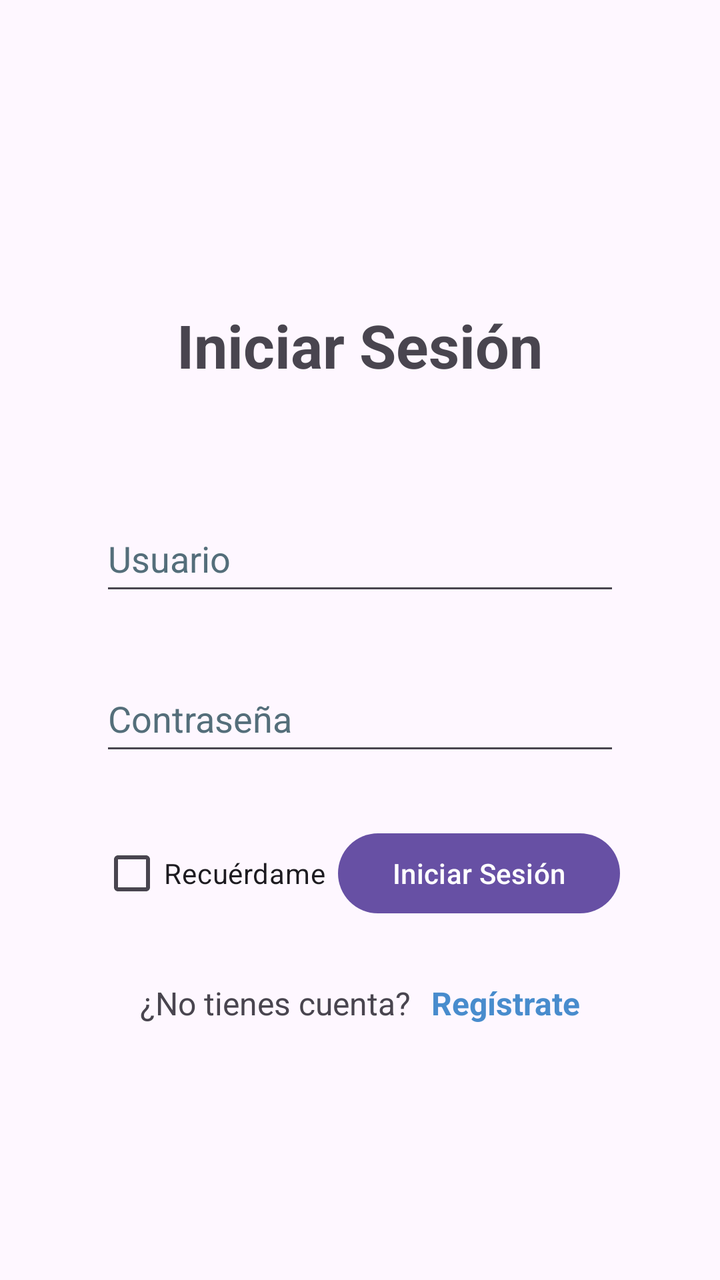
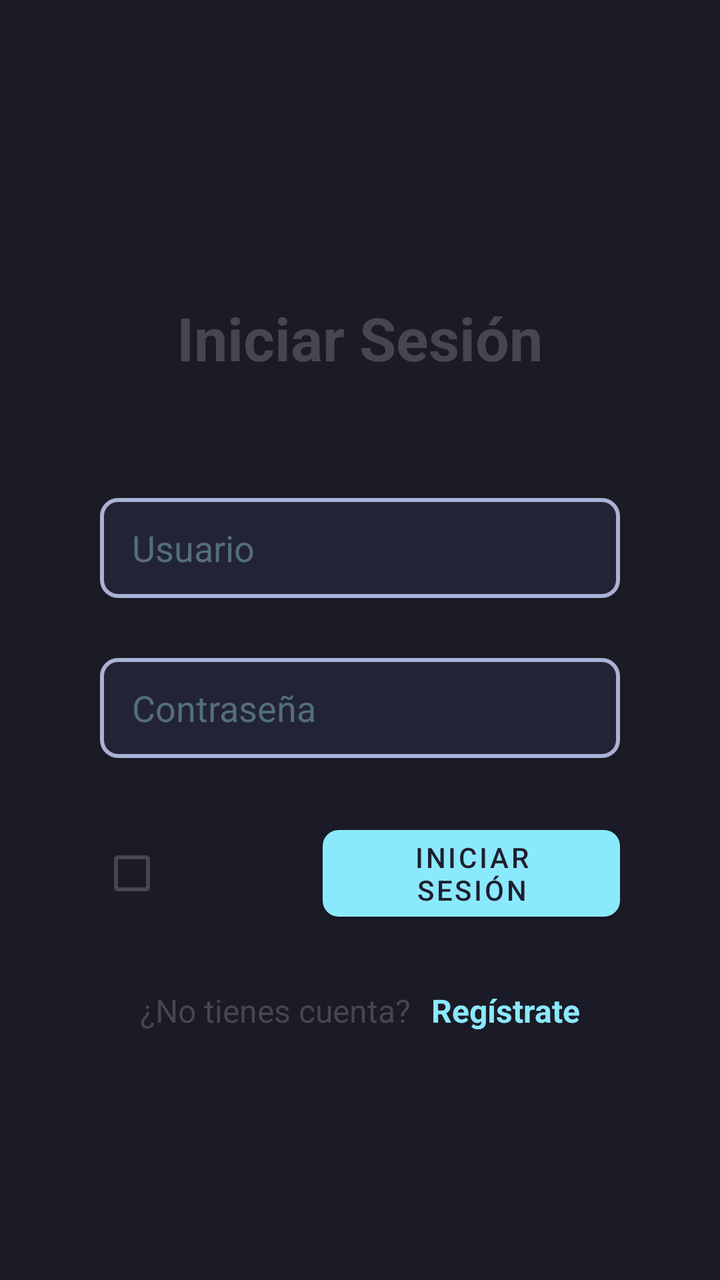

The first picture is an Android layout as it rendered before a commit; the second is the same layout after the commit. The layout source and the unified diff follow.
<!-- AndroidManifest.xml: application theme Theme.Chat -->
<!-- res/layout/fragment_log_in.xml -->
<?xml version="1.0" encoding="utf-8"?>
<LinearLayout xmlns:android="http://schemas.android.com/apk/res/android"
        xmlns:tools="http://schemas.android.com/tools"
        android:layout_width="match_parent"
        android:layout_height="match_parent"
        tools:context=".fragments.main.LogInFragment"
        android:gravity="center"
        android:orientation="vertical"
        android:padding="50dp">

    <TextView
            android:layout_marginTop="25dp"
            android:layout_width="wrap_content"
            android:layout_height="wrap_content"
            android:text="@string/iniciar_sesi_n"
            android:textStyle="bold"
            android:textSize="30sp"
            android:textAlignment="center"
            android:layout_marginBottom="60dp" />

    <EditText
            android:layout_width="match_parent"
            android:layout_height="50dp"
            android:autofillHints=""
            android:inputType="text"
            android:hint="@string/usuario"
            android:layout_marginBottom="30dp"
            android:id="@+id/etUsername"
            android:textColorHint="#546E7A" />

    <EditText
            android:layout_width="match_parent"
            android:layout_height="50dp"
            android:layout_marginBottom="30dp"
            android:autofillHints=""
            android:inputType="textPassword"
            android:hint="@string/contrase_a"
            android:id="@+id/etPwd"
            android:textColorHint="#546E7A" />

    <LinearLayout
            android:layout_width="match_parent"
            android:layout_height="wrap_content"
            android:orientation="horizontal"
            android:gravity="center"
            android:layout_marginBottom="30dp">

        <CheckBox
                android:layout_width="wrap_content"
                android:layout_height="wrap_content"
                android:text="@string/recu_rdame"
                android:layout_weight="1"
                android:id="@+id/ckbxRememberMe"/>

        <Button
                android:text="@string/iniciar_sesi_n"
                android:layout_width="wrap_content"
                android:layout_height="wrap_content"
                android:id="@+id/btnLogin"
                tools:ignore="DuplicateSpeakableTextCheck"
                android:layout_weight="1" />
    </LinearLayout>

    <LinearLayout
            android:layout_width="wrap_content"
            android:layout_height="wrap_content"
            android:orientation="horizontal">

        <TextView
                android:text="@string/no_tienes_cuenta"
                android:layout_width="wrap_content"
                android:layout_height="wrap_content"
                android:id="@+id/logInSubTitle"
                android:textAlignment="center"
                android:textSize="16sp" />

        <TextView
                android:layout_marginStart="10sp"
                android:focusable="true"
                android:text="@string/reg_strate"
                android:layout_width="wrap_content"
                android:layout_height="wrap_content"
                android:id="@+id/sigInRedirect"
                android:textAlignment="center"
                android:textSize="16sp"
                android:textColor="#488CCD"
                android:textAllCaps="false"
                android:clickable="true"
                android:textStyle="bold"
                tools:ignore="TouchTargetSizeCheck" />
    </LinearLayout>
</LinearLayout>
<!-- resources referenced by this layout -->
<resources>
  <style name="Theme.Chat" parent="Base.Theme.Chat" />
  <style name="Base.Theme.Chat" parent="Theme.Material3.DayNight.NoActionBar">
          
          
      </style>
  <!-- unchanged entries left out for length: 6 -->
</resources>

<!-- the commit's change to res/layout/fragment_log_in.xml (unified diff, before → after) -->
@@ -26,7 +26,7 @@
             android:hint="@string/usuario"
             android:layout_marginBottom="30dp"
             android:id="@+id/etUsername"
-            android:textColorHint="#546E7A" />
+            android:textColorHint="#546E7A"/>
 
     <EditText
             android:layout_width="match_parent"
@@ -83,10 +83,10 @@
                 android:id="@+id/sigInRedirect"
                 android:textAlignment="center"
                 android:textSize="16sp"
-                android:textColor="#488CCD"
                 android:textAllCaps="false"
                 android:clickable="true"
                 android:textStyle="bold"
-                tools:ignore="TouchTargetSizeCheck" />
+                tools:ignore="TouchTargetSizeCheck"
+                android:textColor="@color/md_theme_dark_accent"/>
     </LinearLayout>
 </LinearLayout>
<!-- resource entries referenced after the edit -->
@@ -1,10 +1,91 @@
 <!-- resources referenced by this layout -->
 <resources>
-  <style name="Theme.Chat" parent="Base.Theme.Chat" />
-  <style name="Base.Theme.Chat" parent="Theme.Material3.DayNight.NoActionBar">
+  <color name="md_theme_dark_accent">#8BE9FD</color>
+  <style name="Theme.Chat" parent="Theme.Material3.DayNight.NoActionBar">
           
+          <item name="colorPrimary">@color/md_theme_dark_primary</item>
+          <item name="colorOnPrimary">@color/md_theme_dark_onPrimary</item>
+          <item name="colorPrimaryContainer">@color/md_theme_dark_primaryContainer</item>
+          <item name="colorOnPrimaryContainer">@color/md_theme_dark_onPrimaryContainer</item>
+  
           
+          <item name="colorSecondary">@color/md_theme_dark_secondary</item>
+          <item name="colorOnSecondary">@color/md_theme_dark_onSecondary</item>
+          <item name="colorSecondaryContainer">@color/md_theme_dark_secondaryContainer</item>
+          <item name="colorOnSecondaryContainer">@color/md_theme_dark_onSecondaryContainer</item>
+  
+          
+          <item name="android:windowBackground">@color/md_theme_dark_background</item>
+          <item name="backgroundColor">@color/md_theme_dark_background</item>
+          <item name="colorOnBackground">@color/md_theme_dark_onBackground</item>
+          <item name="colorSurface">@color/md_theme_dark_surface</item>
+          <item name="colorOnSurface">@color/md_theme_dark_onSurface</item>
+  
+          
+          <item name="colorError">@color/md_theme_dark_error</item>
+          <item name="colorOnError">@color/md_theme_dark_onError</item>
+  
+          
+          <item name="colorAccent">@color/md_theme_dark_accent</item>
+          <item name="android:colorButtonNormal">@color/md_theme_dark_button</item>
+  
+          
+          <item name="toolbarStyle">@style/Widget.Chat.Toolbar</item>
+          <item name="materialButtonStyle">@style/Widget.Chat.Button</item>
+          <item name="editTextStyle">@style/Widget.Chat.EditText</item>
       </style>
+  <color name="md_theme_dark_primary">#1E1E2E</color>
+  <color name="md_theme_dark_onPrimary">#FFFFFF</color>
+  <color name="md_theme_dark_primaryContainer">#282A36</color>
+  <color name="md_theme_dark_onPrimaryContainer">#FFFFFF</color>
+  <color name="md_theme_dark_secondary">#F8BD7F</color>
+  <color name="md_theme_dark_onSecondary">#1E1E2E</color>
+  <color name="md_theme_dark_secondaryContainer">#E06C75</color>
+  <color name="md_theme_dark_onSecondaryContainer">#FFFFFF</color>
+  <color name="md_theme_dark_background">#1A1B26</color>
+  <color name="md_theme_dark_onBackground">#F8F8F2</color>
+  <color name="md_theme_dark_surface">#222436</color>
+  <color name="md_theme_dark_onSurface">#A9B1D6</color>
+  <color name="md_theme_dark_error">#FF5555</color>
+  <color name="md_theme_dark_onError">#FFFFFF</color>
+  <color name="md_theme_dark_button">#6272A4</color>
+  <style name="Widget.Chat.Toolbar" parent="Widget.MaterialComponents.Toolbar">
+          <item name="background">@color/md_theme_dark_primary</item>
+          <item name="titleTextColor">@color/md_theme_dark_onPrimary</item>
+          <item name="subtitleTextColor">@color/md_theme_dark_onPrimary</item>
+      </style>
+  <style name="Widget.Chat.Button" parent="Widget.MaterialComponents.Button">
+          <item name="backgroundTint">@color/md_theme_dark_accent</item>
+          <item name="cornerRadius">8dp</item>
+          <item name="android:textColor">@color/md_theme_dark_onSecondary</item>
+      </style>
+  <style name="Widget.Chat.EditText" parent="Widget.AppCompat.EditText">
+          
+          <item name="android:background">@drawable/edit_text_background</item>
+  
+          
+          <item name="android:textColor">@android:color/white</item>
+  
+          
+          <item name="android:paddingStart">16dp</item>
+          <item name="android:paddingEnd">16dp</item>
+          <item name="android:paddingTop">12dp</item>
+          <item name="android:paddingBottom">12dp</item>
+      </style>
+  <!-- drawable edit_text_background (drawable) -->
+  <?xml version="1.0" encoding="utf-8"?>
+  <shape xmlns:android="http://schemas.android.com/apk/res/android">
+      
+      <solid android:color="@color/md_theme_dark_surface" />  
+  
+      
+      <stroke
+              android:color="@color/md_theme_dark_onSurface"
+              android:width="2dp" />
+  
+      
+      <corners android:radius="8dp" />  
+  </shape>
   <!-- unchanged entries left out for length: 6 -->
 </resources>
 
